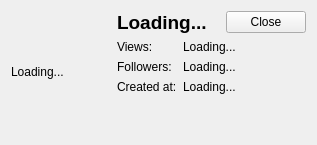
Above: forms/accountpopupform.ui from Chatterino/chatterino2 before the change. Below: the same form after it.
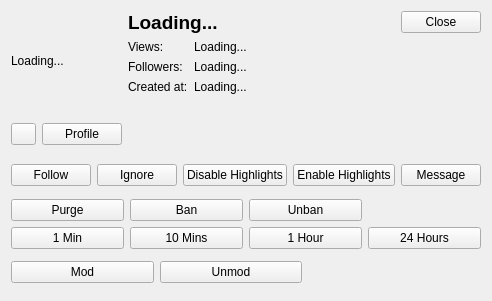
That is the form after the change. Icons and pictures are not drawn.

```diff
--- a/forms/accountpopupform.ui
+++ b/forms/accountpopupform.ui
@@ -6,8 +6,8 @@
    <rect>
     <x>0</x>
     <y>0</y>
-    <width>317</width>
-    <height>145</height>
+    <width>461</width>
+    <height>301</height>
    </rect>
   </property>
   <property name="sizePolicy">
@@ -23,52 +23,6 @@
    <string notr="true"/>
   </property>
   <layout class="QGridLayout" name="gridLayout">
-   <item row="1" column="1" rowspan="2" colspan="2">
-    <layout class="QFormLayout" name="formLayout">
-     <item row="0" column="0">
-      <widget class="QLabel" name="label">
-       <property name="text">
-        <string>Views:</string>
-       </property>
-      </widget>
-     </item>
-     <item row="0" column="1">
-      <widget class="QLabel" name="lblViews">
-       <property name="text">
-        <string>Loading...</string>
-       </property>
-      </widget>
-     </item>
-     <item row="1" column="0">
-      <widget class="QLabel" name="label_3">
-       <property name="text">
-        <string>Followers:</string>
-       </property>
-      </widget>
-     </item>
-     <item row="1" column="1">
-      <widget class="QLabel" name="lblFollowers">
-       <property name="text">
-        <string>Loading...</string>
-       </property>
-      </widget>
-     </item>
-     <item row="2" column="0">
-      <widget class="QLabel" name="label_5">
-       <property name="text">
-        <string>Created at:</string>
-       </property>
-      </widget>
-     </item>
-     <item row="2" column="1">
-      <widget class="QLabel" name="lblAccountAge">
-       <property name="text">
-        <string>Loading...</string>
-       </property>
-      </widget>
-     </item>
-    </layout>
-   </item>
    <item row="0" column="0" rowspan="3">
     <widget class="QLabel" name="lblAvatar">
      <property name="minimumSize">
@@ -128,6 +82,248 @@
      </item>
     </layout>
    </item>
+   <item row="1" column="1" rowspan="2" colspan="2">
+    <layout class="QFormLayout" name="formLayout">
+     <item row="0" column="0">
+      <widget class="QLabel" name="label">
+       <property name="text">
+        <string>Views:</string>
+       </property>
+      </widget>
+     </item>
+     <item row="0" column="1">
+      <widget class="QLabel" name="lblViews">
+       <property name="text">
+        <string>Loading...</string>
+       </property>
+      </widget>
+     </item>
+     <item row="1" column="0">
+      <widget class="QLabel" name="label_3">
+       <property name="text">
+        <string>Followers:</string>
+       </property>
+      </widget>
+     </item>
+     <item row="1" column="1">
+      <widget class="QLabel" name="lblFollowers">
+       <property name="text">
+        <string>Loading...</string>
+       </property>
+      </widget>
+     </item>
+     <item row="2" column="0">
+      <widget class="QLabel" name="label_5">
+       <property name="text">
+        <string>Created at:</string>
+       </property>
+      </widget>
+     </item>
+     <item row="2" column="1">
+      <widget class="QLabel" name="lblAccountAge">
+       <property name="text">
+        <string>Loading...</string>
+       </property>
+      </widget>
+     </item>
+    </layout>
+   </item>
+   <item row="3" column="0">
+    <widget class="QWidget" name="profileLayout" native="true">
+     <layout class="QHBoxLayout" name="horizontalLayout_4">
+      <property name="leftMargin">
+       <number>0</number>
+      </property>
+      <property name="topMargin">
+       <number>0</number>
+      </property>
+      <property name="rightMargin">
+       <number>0</number>
+      </property>
+      <property name="bottomMargin">
+       <number>0</number>
+      </property>
+      <item>
+       <widget class="QPushButton" name="copy">
+        <property name="maximumSize">
+         <size>
+          <width>25</width>
+          <height>16777215</height>
+         </size>
+        </property>
+        <property name="toolTip">
+         <string>Copy Username</string>
+        </property>
+        <property name="styleSheet">
+         <string notr="true">qproperty-icon: url(:/images/CopyLongTextToClipboard_16x.png)</string>
+        </property>
+        <property name="text">
+         <string/>
+        </property>
+       </widget>
+      </item>
+      <item>
+       <widget class="QPushButton" name="profile">
+        <property name="text">
+         <string>Profile</string>
+        </property>
+       </widget>
+      </item>
+     </layout>
+    </widget>
+   </item>
+   <item row="4" column="0" colspan="3">
+    <widget class="QWidget" name="userLayout" native="true">
+     <layout class="QHBoxLayout" name="horizontalLayout_3">
+      <property name="leftMargin">
+       <number>0</number>
+      </property>
+      <property name="topMargin">
+       <number>0</number>
+      </property>
+      <property name="rightMargin">
+       <number>0</number>
+      </property>
+      <property name="bottomMargin">
+       <number>0</number>
+      </property>
+      <item>
+       <widget class="QPushButton" name="follow">
+        <property name="text">
+         <string>Follow</string>
+        </property>
+       </widget>
+      </item>
+      <item>
+       <widget class="QPushButton" name="ignore">
+        <property name="text">
+         <string>Ignore</string>
+        </property>
+       </widget>
+      </item>
+      <item>
+       <widget class="QPushButton" name="disableHighlights">
+        <property name="text">
+         <string>Disable Highlights</string>
+        </property>
+       </widget>
+      </item>
+      <item>
+       <widget class="QPushButton" name="enableHighlights">
+        <property name="text">
+         <string>Enable Highlights</string>
+        </property>
+       </widget>
+      </item>
+      <item>
+       <widget class="QPushButton" name="sendMessage">
+        <property name="text">
+         <string>Message</string>
+        </property>
+       </widget>
+      </item>
+     </layout>
+    </widget>
+   </item>
+   <item row="6" column="0" colspan="3">
+    <widget class="QWidget" name="modLayout" native="true">
+     <layout class="QGridLayout" name="gridLayout_2">
+      <property name="leftMargin">
+       <number>0</number>
+      </property>
+      <property name="topMargin">
+       <number>0</number>
+      </property>
+      <property name="rightMargin">
+       <number>0</number>
+      </property>
+      <property name="bottomMargin">
+       <number>0</number>
+      </property>
+      <item row="0" column="1">
+       <widget class="QPushButton" name="ban">
+        <property name="text">
+         <string>Ban</string>
+        </property>
+       </widget>
+      </item>
+      <item row="0" column="0">
+       <widget class="QPushButton" name="purge">
+        <property name="text">
+         <string>Purge</string>
+        </property>
+       </widget>
+      </item>
+      <item row="0" column="2">
+       <widget class="QPushButton" name="unBan">
+        <property name="text">
+         <string>Unban</string>
+        </property>
+       </widget>
+      </item>
+      <item row="1" column="1">
+       <widget class="QPushButton" name="min10">
+        <property name="text">
+         <string>10 Mins</string>
+        </property>
+       </widget>
+      </item>
+      <item row="1" column="3">
+       <widget class="QPushButton" name="hour24">
+        <property name="text">
+         <string>24 Hours</string>
+        </property>
+       </widget>
+      </item>
+      <item row="1" column="0">
+       <widget class="QPushButton" name="min1">
+        <property name="text">
+         <string>1 Min</string>
+        </property>
+       </widget>
+      </item>
+      <item row="1" column="2">
+       <widget class="QPushButton" name="hour1">
+        <property name="text">
+         <string>1 Hour</string>
+        </property>
+       </widget>
+      </item>
+     </layout>
+    </widget>
+   </item>
+   <item row="7" column="0" colspan="2">
+    <widget class="QWidget" name="ownerLayout" native="true">
+     <layout class="QHBoxLayout" name="horizontalLayout_2">
+      <property name="leftMargin">
+       <number>0</number>
+      </property>
+      <property name="topMargin">
+       <number>0</number>
+      </property>
+      <property name="rightMargin">
+       <number>0</number>
+      </property>
+      <property name="bottomMargin">
+       <number>0</number>
+      </property>
+      <item>
+       <widget class="QPushButton" name="mod">
+        <property name="text">
+         <string>Mod</string>
+        </property>
+       </widget>
+      </item>
+      <item>
+       <widget class="QPushButton" name="unMod">
+        <property name="text">
+         <string>Unmod</string>
+        </property>
+       </widget>
+      </item>
+     </layout>
+    </widget>
+   </item>
   </layout>
  </widget>
  <resources/>
```
